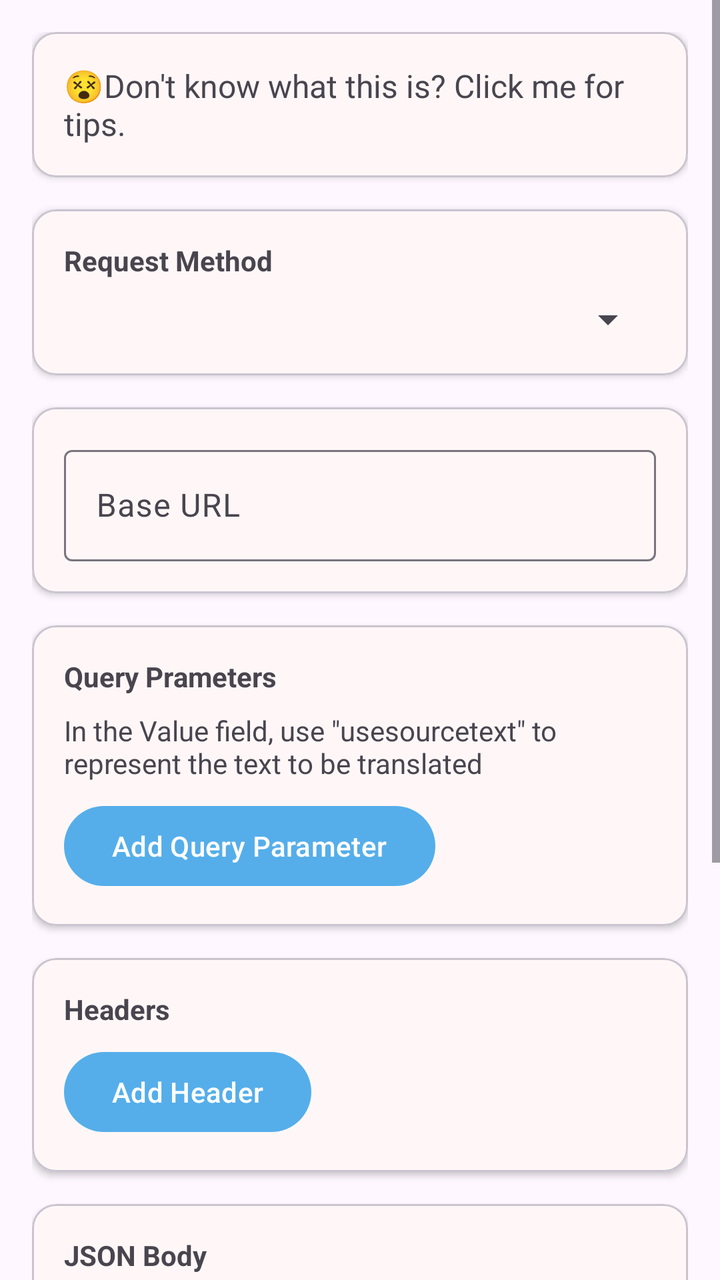
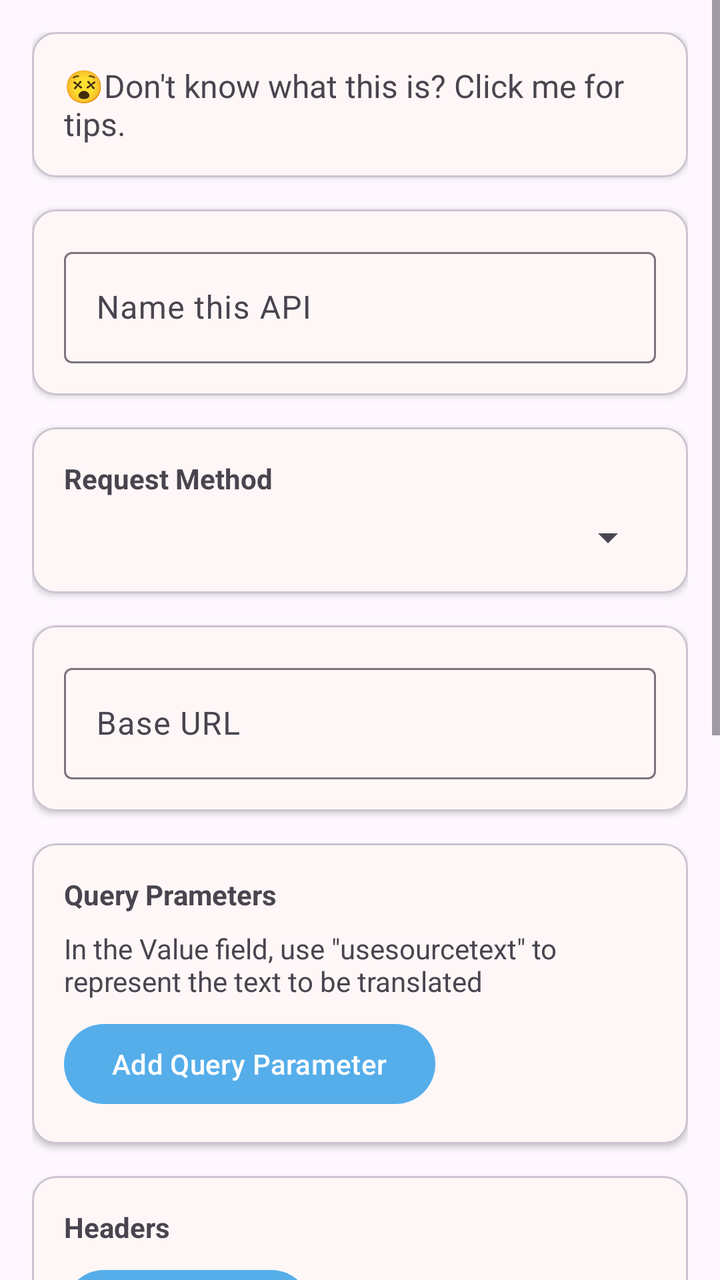

An Android layout rendered at two revisions. The XML below is the earlier revision; the diff shows what the commit changed to produce the second picture.
<!-- AndroidManifest.xml: application theme Theme.MT -->
<!-- res/layout/fragment_custom_text_api.xml -->
<?xml version="1.0" encoding="utf-8"?>
<ScrollView xmlns:android="http://schemas.android.com/apk/res/android"
    xmlns:app="http://schemas.android.com/apk/res-auto"
    android:layout_width="match_parent"
    android:layout_height="match_parent"
    android:fitsSystemWindows="true">

    <LinearLayout
        android:layout_width="match_parent"
        android:layout_height="wrap_content"
        android:orientation="vertical"
        android:padding="16dp">

        
        <com.google.android.material.card.MaterialCardView
            android:id="@+id/introduce"
            android:layout_width="match_parent"
            android:layout_height="wrap_content"
            android:layout_marginBottom="16dp"
            app:cardBackgroundColor="@color/card_background"
            app:cardElevation="2dp">

            <LinearLayout
                android:layout_width="match_parent"
                android:layout_height="wrap_content"
                android:orientation="vertical"
                android:padding="16dp">

                <TextView
                    android:layout_width="match_parent"
                    android:layout_height="wrap_content"
                    android:textSize="16sp"
                    android:text="@string/dont_know_custom">
                </TextView>

            </LinearLayout>

        </com.google.android.material.card.MaterialCardView>

        
        <com.google.android.material.card.MaterialCardView
            android:layout_width="match_parent"
            android:layout_height="wrap_content"
            android:layout_marginBottom="16dp"
            app:cardBackgroundColor="@color/card_background"
            app:cardElevation="2dp">

            <LinearLayout
                android:layout_width="match_parent"
                android:layout_height="wrap_content"
                android:orientation="vertical"
                android:padding="16dp">

                <TextView
                    android:layout_width="wrap_content"
                    android:layout_height="wrap_content"
                    android:text="@string/request_method"
                    android:textStyle="bold" />

                <Spinner
                    android:id="@+id/spinnerMethod"
                    android:layout_width="match_parent"
                    android:layout_height="wrap_content"
                    android:layout_marginTop="8dp" />

            </LinearLayout>
        </com.google.android.material.card.MaterialCardView>

        
        <com.google.android.material.card.MaterialCardView
            android:layout_width="match_parent"
            android:layout_height="wrap_content"
            android:layout_marginBottom="16dp"
            app:cardBackgroundColor="@color/card_background"
            app:cardElevation="2dp">

            <LinearLayout
                android:layout_width="match_parent"
                android:layout_height="wrap_content"
                android:orientation="vertical"
                android:padding="16dp">

                <com.google.android.material.textfield.TextInputLayout
                    android:layout_width="match_parent"
                    android:layout_height="wrap_content">

                    <com.google.android.material.textfield.TextInputEditText
                        android:id="@+id/editBaseUrl"
                        android:layout_width="match_parent"
                        android:layout_height="wrap_content"
                        android:hint="@string/base_url" />
                </com.google.android.material.textfield.TextInputLayout>
            </LinearLayout>
        </com.google.android.material.card.MaterialCardView>

        
        <com.google.android.material.card.MaterialCardView
            android:id="@+id/layoutGetParams"
            android:layout_width="match_parent"
            android:layout_height="wrap_content"
            android:layout_marginBottom="16dp"
            app:cardBackgroundColor="@color/card_background"
            app:cardElevation="2dp">

            
            <LinearLayout
                android:layout_width="match_parent"
                android:layout_height="wrap_content"
                android:orientation="vertical"
                android:padding="16dp">

                <TextView
                    android:layout_width="wrap_content"
                    android:layout_height="wrap_content"
                    android:text="@string/query_parameters"
                    android:textStyle="bold" />

                <LinearLayout
                    android:id="@+id/containerGetParams"
                    android:layout_width="match_parent"
                    android:layout_height="wrap_content"
                    android:orientation="vertical" />

                <TextView
                    android:layout_width="wrap_content"
                    android:layout_height="wrap_content"
                    android:layout_marginTop="8dp"
                    android:text="@string/use_source_text"
                    android:textColor="?android:textColorSecondary" />

                <Button
                    android:id="@+id/btnAddGetParam"
                    android:layout_width="wrap_content"
                    android:layout_height="wrap_content"
                    android:layout_marginTop="8dp"
                    android:text="@string/add_query_parameter" />
            </LinearLayout>
        </com.google.android.material.card.MaterialCardView>

        
        <com.google.android.material.card.MaterialCardView
            android:layout_width="match_parent"
            android:layout_height="wrap_content"
            android:layout_marginBottom="16dp"
            app:cardBackgroundColor="@color/card_background"
            app:cardElevation="2dp">

            
            <LinearLayout
                android:layout_width="match_parent"
                android:layout_height="wrap_content"
                android:orientation="vertical"
                android:padding="16dp">

                <TextView
                    android:layout_width="wrap_content"
                    android:layout_height="wrap_content"
                    android:text="@string/headers"
                    android:textStyle="bold" />

                <LinearLayout
                    android:id="@+id/containerHeaders"
                    android:layout_width="match_parent"
                    android:layout_height="wrap_content"
                    android:orientation="vertical" />

                <Button
                    android:id="@+id/btnAddHeader"
                    android:layout_width="wrap_content"
                    android:layout_height="wrap_content"
                    android:layout_marginTop="8dp"
                    android:text="@string/add_header" />
            </LinearLayout>
        </com.google.android.material.card.MaterialCardView>

        
        <com.google.android.material.card.MaterialCardView
            android:id="@+id/layoutPostJson"
            android:layout_width="match_parent"
            android:layout_height="wrap_content"
            android:layout_marginBottom="16dp"
            app:cardBackgroundColor="@color/card_background"
            app:cardElevation="2dp">

            <LinearLayout
                android:layout_width="match_parent"
                android:layout_height="wrap_content"
                android:orientation="vertical"
                android:padding="16dp">

                <TextView
                    android:layout_width="wrap_content"
                    android:layout_height="wrap_content"
                    android:text="@string/json_body"
                    android:textStyle="bold" />

                <LinearLayout
                    android:id="@+id/containerJsonBody"
                    android:layout_width="match_parent"
                    android:layout_height="wrap_content"
                    android:orientation="vertical" />

                <TextView
                    android:layout_width="wrap_content"
                    android:layout_height="wrap_content"
                    android:layout_marginTop="8dp"
                    android:text="@string/use_source_text"
                    android:textColor="?android:textColorSecondary" />

                <Button
                    android:id="@+id/btnAddJsonField"
                    android:layout_width="wrap_content"
                    android:layout_height="wrap_content"
                    android:layout_marginTop="8dp"
                    android:text="@string/add_json_field" />
            </LinearLayout>
        </com.google.android.material.card.MaterialCardView>

        
        <com.google.android.material.card.MaterialCardView
            android:layout_width="match_parent"
            android:layout_height="wrap_content"
            android:layout_marginBottom="16dp"
            app:cardBackgroundColor="@color/card_background"
            app:cardElevation="2dp">

            <LinearLayout
                android:layout_width="match_parent"
                android:layout_height="wrap_content"
                android:orientation="vertical"
                android:padding="16dp">

                <com.google.android.material.textfield.TextInputLayout
                    android:layout_width="match_parent"
                    android:layout_height="wrap_content">

                    <com.google.android.material.textfield.TextInputEditText
                        android:id="@+id/editJsonPath"
                        android:layout_width="match_parent"
                        android:layout_height="wrap_content"
                        android:hint="@string/json_response_path" />

                </com.google.android.material.textfield.TextInputLayout>

            </LinearLayout>
        </com.google.android.material.card.MaterialCardView>

        
        <Button
            android:id="@+id/btnSave"
            android:layout_width="match_parent"
            android:layout_height="wrap_content"
            android:layout_marginTop="8dp"
            android:text="@string/save_configuration" />

    </LinearLayout>
</ScrollView>
<!-- resources referenced by this layout -->
<resources>
  <color name="card_background">#FFF7F7</color>
  <string name="add_header">Add Header</string>
  <string name="add_json_field">Add JSON Field</string>
  <string name="add_query_parameter">Add Query Parameter</string>
  <string name="base_url">Base URL</string>
  <string name="dont_know_custom">😵Don\'t know what this is? Click me for tips.</string>
  <string name="headers">Headers</string>
  <string name="json_body">JSON Body</string>
  <string name="json_response_path">JSON Response Path</string>
  <string name="query_parameters">Query Prameters</string>
  <string name="request_method">Request Method</string>
  <string name="save_configuration">Save Configuration</string>
  <string name="use_source_text">In the Value field, use \"usesourcetext\" to represent the text to be translated</string>
  <style name="Theme.MT" parent="Base.Theme.MT">
          
          <item name="android:navigationBarColor">@android:color/transparent</item>
          <item name="android:statusBarColor">@android:color/transparent</item>
          <item name="android:windowLightStatusBar">?attr/isLightTheme</item>
      </style>
  <style name="Base.Theme.MT" parent="Theme.Material3.Light.NoActionBar">
          <item name="colorPrimary">#55AEEA</item>
          <item name="android:navigationBarColor">
              @android:color/transparent
          </item>
          <item name="android:enforceNavigationBarContrast">false</item>
          <item name="android:enforceStatusBarContrast">false</item>
      </style>
</resources>

<!-- the commit's change to res/layout/fragment_custom_text_api.xml (unified diff, before → after) -->
@@ -51,6 +51,33 @@
                 android:orientation="vertical"
                 android:padding="16dp">
 
+                <com.google.android.material.textfield.TextInputLayout
+                    android:layout_width="match_parent"
+                    android:layout_height="wrap_content">
+
+                    <com.google.android.material.textfield.TextInputEditText
+                        android:id="@+id/editApiName"
+                        android:layout_width="match_parent"
+                        android:layout_height="wrap_content"
+                        android:hint="@string/custom_api_name_hint" />
+                </com.google.android.material.textfield.TextInputLayout>
+            </LinearLayout>
+        </com.google.android.material.card.MaterialCardView>
+
+        
+        <com.google.android.material.card.MaterialCardView
+            android:layout_width="match_parent"
+            android:layout_height="wrap_content"
+            android:layout_marginBottom="16dp"
+            app:cardBackgroundColor="@color/card_background"
+            app:cardElevation="2dp">
+
+            <LinearLayout
+                android:layout_width="match_parent"
+                android:layout_height="wrap_content"
+                android:orientation="vertical"
+                android:padding="16dp">
+
                 <TextView
                     android:layout_width="wrap_content"
                     android:layout_height="wrap_content"
@@ -253,5 +280,14 @@
             android:layout_marginTop="8dp"
             android:text="@string/save_configuration" />
 
+        
+        <Button
+            android:id="@+id/btnDelete"
+            android:layout_width="match_parent"
+            android:layout_height="wrap_content"
+            android:layout_marginTop="8dp"
+            android:text="@string/custom_api_delete"
+            style="?attr/materialButtonOutlinedStyle" />
+
     </LinearLayout>
 </ScrollView>
<!-- resource entries referenced after the edit -->
@@ -5,6 +5,8 @@
   <string name="add_json_field">Add JSON Field</string>
   <string name="add_query_parameter">Add Query Parameter</string>
   <string name="base_url">Base URL</string>
+  <string name="custom_api_delete">Delete This API</string>
+  <string name="custom_api_name_hint">Name this API</string>
   <string name="dont_know_custom">😵Don\'t know what this is? Click me for tips.</string>
   <string name="headers">Headers</string>
   <string name="json_body">JSON Body</string>
